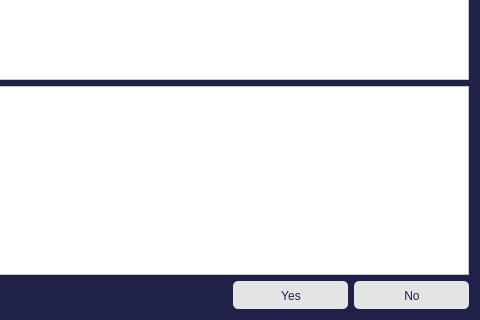
Old version of the form FrameWorkCode/undoglobalreplace.ui in the repository UDAAN-LEAP/leap-pe-tool; both pictures show x 200 to 680 and y 119 to 439 of the 680 by 439 pixel window.
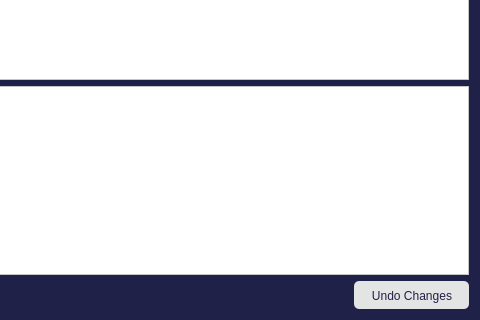
New version of the form.

Commit message: Fixed undo global replace cancel not working

```diff
--- a/FrameWorkCode/undoglobalreplace.ui
+++ b/FrameWorkCode/undoglobalreplace.ui
@@ -53,18 +53,7 @@
 } QPushButton:checked{background-color: rgb(136, 138, 133);} QPushButton:pressed {background-color: rgb(136, 138, 133);}</string>
        </property>
        <property name="text">
-        <string>Yes</string>
-       </property>
-      </widget>
-     </item>
-     <item>
-      <widget class="QPushButton" name="cancelButton">
-       <property name="styleSheet">
-        <string notr="true">QPushButton{background-color:rgb(227, 228, 228);border:0px; color: rgb(32, 33, 72); height:26.96px; width: 113.5px; padding-top:1px; border-radius:4.8px; padding-left:1.3px; selection-color: rgb(32, 33, 72); selection-background-color: rgb(136, 138, 133);
-} QPushButton:checked{background-color: rgb(136, 138, 133);} QPushButton:pressed {background-color: rgb(136, 138, 133);}</string>
-       </property>
-       <property name="text">
-        <string>No</string>
+        <string>Undo Changes</string>
        </property>
       </widget>
      </item>
```
The commit also changes 17 other files.
